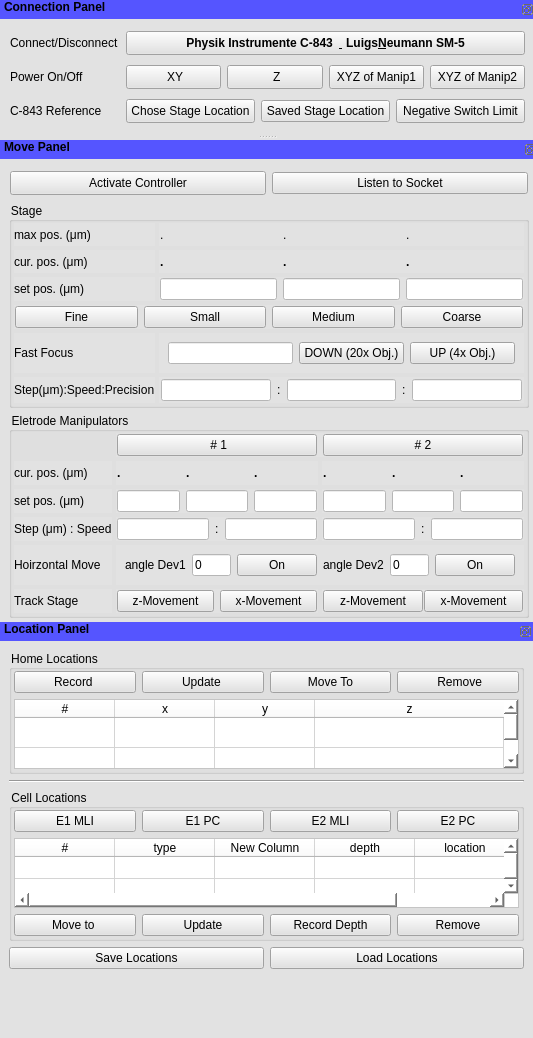
Old version of the form manipulatorTemplate.ui in the repository mgraupe/ManipulatorControl.
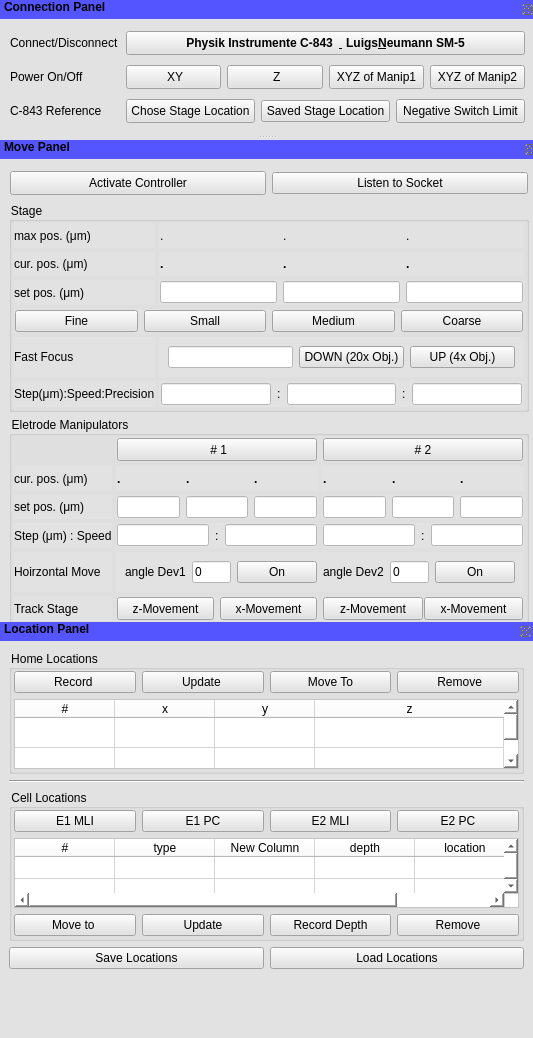
New version of the form.

Commit message: size adjustments

```diff
--- a/manipulatorTemplate.ui
+++ b/manipulatorTemplate.ui
@@ -317,7 +317,7 @@
    <property name="minimumSize">
     <size>
      <width>538</width>
-     <height>487</height>
+     <height>495</height>
     </size>
    </property>
    <property name="font">
```
The commit also changes 1 other file.
